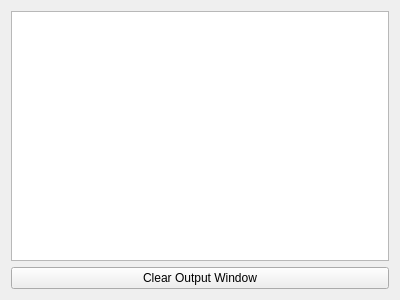
Old version of the form src/ui/outputwindow.ui in the repository BYUCreateResearchLab/CREATE_LAB_Binder_Jet_Printer.
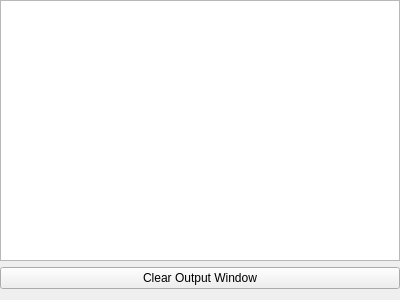
New version of the form.

What changed in the file:
```diff
--- a/src/ui/outputwindow.ui
+++ b/src/ui/outputwindow.ui
@@ -14,6 +14,15 @@
    <string>Form</string>
   </property>
   <layout class="QGridLayout" name="gridLayout">
+   <property name="leftMargin">
+    <number>0</number>
+   </property>
+   <property name="topMargin">
+    <number>0</number>
+   </property>
+   <property name="rightMargin">
+    <number>0</number>
+   </property>
    <item row="0" column="0">
     <widget class="QPlainTextEdit" name="mOutputText">
      <property name="undoRedoEnabled">
```
